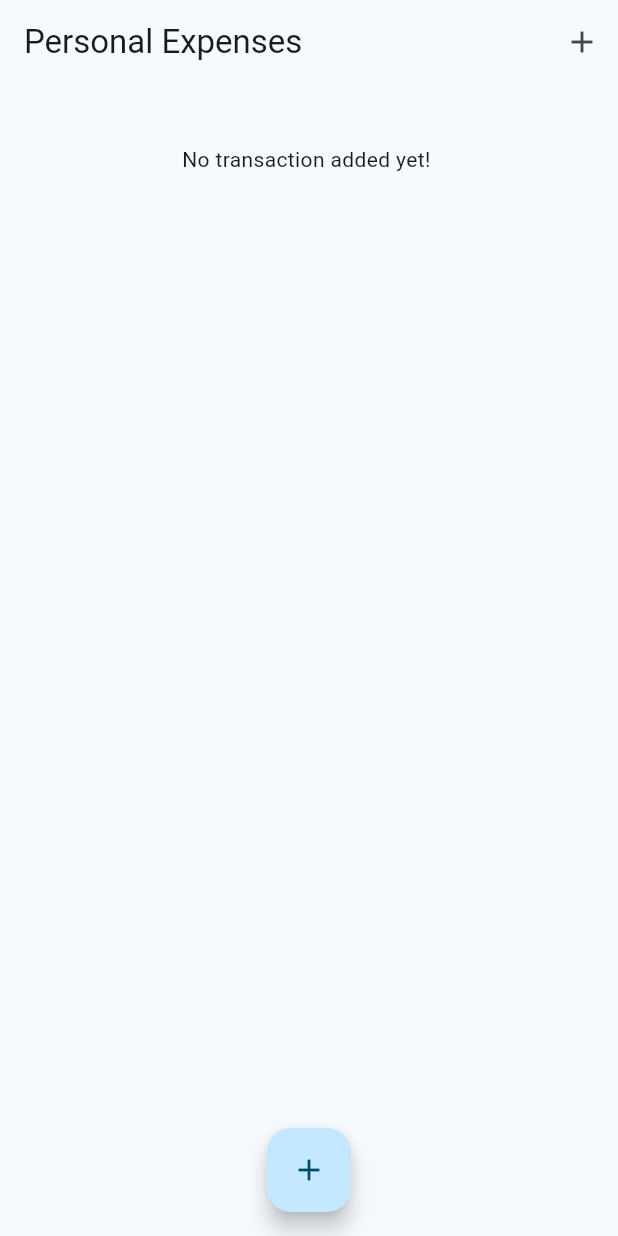
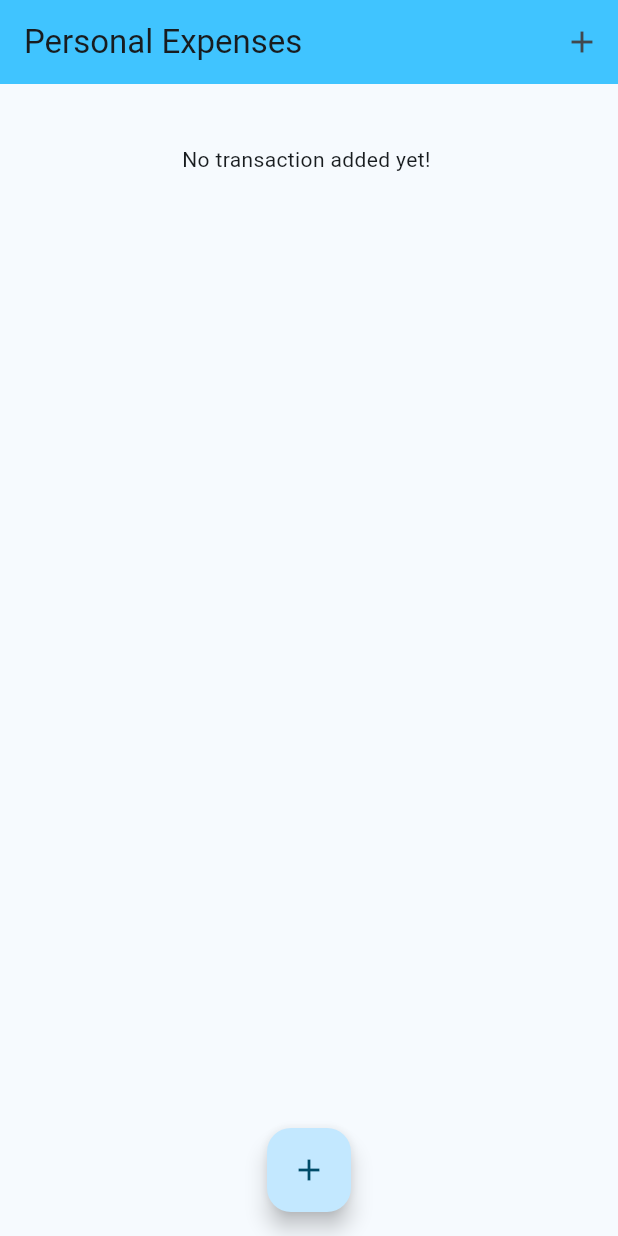
Before and after one commit to zahhard/personal_expence_app, a Flutter app: the screen it shows after launch, on a phone screen of 412 x 824 dp. Run offline on Flutter 3.47's test engine with Material 3 defaults, Android fonts, the phone set to English and light mode, and no system bars.

Commit message:
color of app bar changed

```diff
--- a/lib/main.dart
+++ b/lib/main.dart
@@ -97,6 +97,8 @@ class _MyHomePageState extends State<MyHomePage> {
   Widget build(BuildContext context) {
     return Scaffold(
       appBar: AppBar(
+
+        backgroundColor: Colors.lightBlueAccent,
         title: Text(
           'Personal Expenses',
         ),
@@ -121,6 +123,7 @@ class _MyHomePageState extends State<MyHomePage> {
       floatingActionButton: FloatingActionButton(
         child: Icon(Icons.add),
         onPressed: () => _startAddNewTransaction(context),
+
       ),
     );
   }
```
